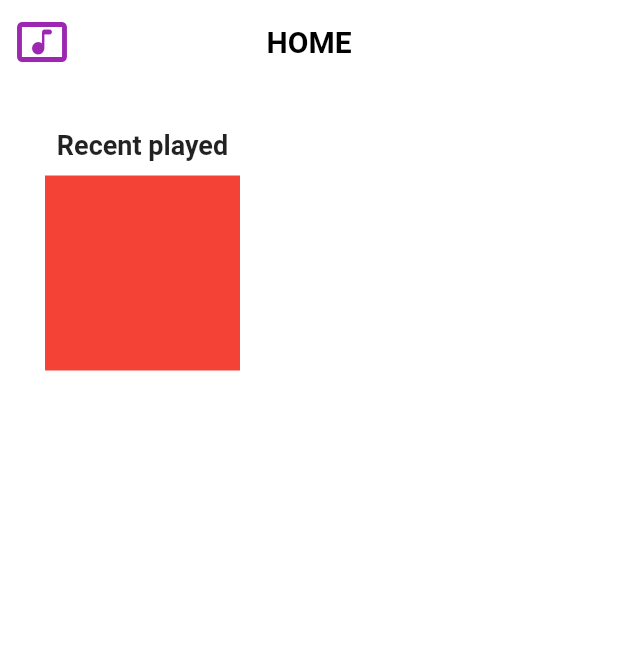
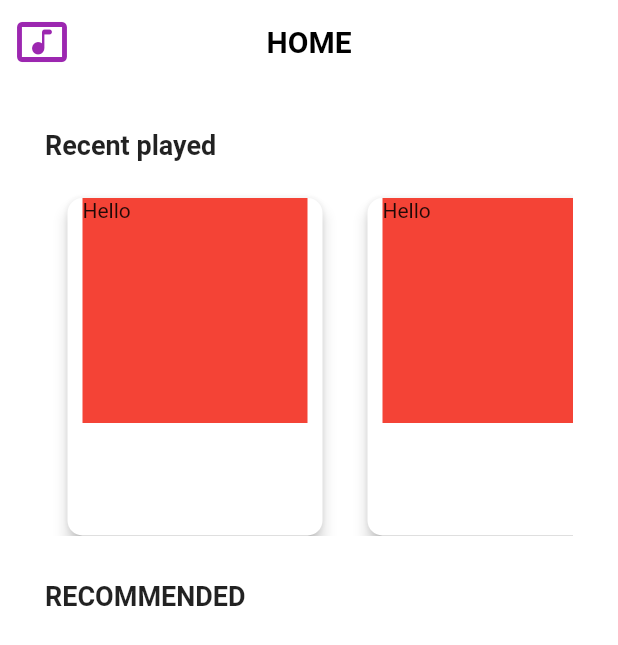
Before and after one commit to julicam10/Music-App-Basic-UI, a Flutter app: the HomePage screen opened by its route, on a phone screen of 412 x 824 dp. Shown: the top 645 px of the screen. Run offline on Flutter 3.47's test engine with Material 2 defaults, Android fonts, the phone set to English and light mode, and no system bars.

Commit message:
Trate de hacer el homeScreen parte 1

```diff
--- a/lib/pages/home_page.dart
+++ b/lib/pages/home_page.dart
@@ -32,22 +32,31 @@ class HomePage extends StatelessWidget {
         body: Container(
           padding: const EdgeInsets.symmetric(horizontal: 30),
           child: Column(
-            crossAxisAlignment: CrossAxisAlignment.center,
+            crossAxisAlignment: CrossAxisAlignment.start,
             children: const [
               Padding(
-                padding: EdgeInsets.only(top: 30),
+                padding: EdgeInsets.only(top: 30, left: 0),
                 child: Text(
                   'Recent played',
                   style: TextStyle(
                     fontSize: 18,
                     fontWeight: FontWeight.bold,
                   ),
+                  textAlign: TextAlign.start,
                 ),
               ),
+              RecentPlayWidget(),
               Padding(
-                padding: EdgeInsets.only(top: 10),
-                child: RecentPlayWidget(),
-              )
+                padding: EdgeInsets.only(top: 30, left: 0),
+                child: Text(
+                  'RECOMMENDED',
+                  style: TextStyle(
+                    fontSize: 18,
+                    fontWeight: FontWeight.bold,
+                  ),
+                  textAlign: TextAlign.start,
+                ),
+              ),
             ],
           ),
         ),
--- a/lib/widgets/recent_played.dart
+++ b/lib/widgets/recent_played.dart
@@ -7,12 +7,37 @@ class RecentPlayWidget extends StatelessWidget {
 
   @override
   Widget build(BuildContext context) {
-    return SingleChildScrollView(
-      scrollDirection: Axis.vertical,
-      child: Container(
-        height: 130,
-        width: 130,
-        color: Colors.red,
+    return SizedBox(
+      height: 250,
+      child: ListView.builder(
+        shrinkWrap: true,
+        scrollDirection: Axis.horizontal,
+        itemCount: 3,
+        itemBuilder: (BuildContext context, int index) => Container(
+          height: 150,
+          width: 200,
+          child: Card(
+            shape: RoundedRectangleBorder(
+              borderRadius: BorderRadius.circular(10),
+            ),
+            margin: const EdgeInsets.only(left: 15, right: 15, top: 25),
+            elevation: 4,
+            child: Column(
+              children: [
+                Stack(
+                  children: [
+                    Container(
+                      width: 150,
+                      height: 150,
+                      color: Colors.red,
+                    ),
+                    const Text('Hello'),
+                  ],
+                ),
+              ],
+            ),
+          ),
+        ),
       ),
     );
   }
```
